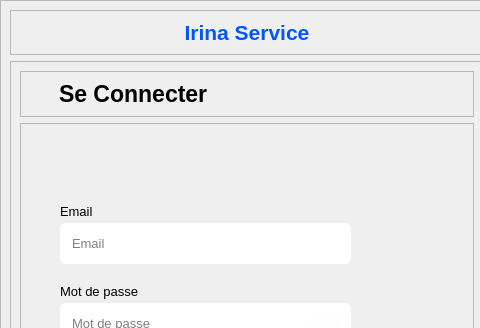
Old version of the form views/auth/auth_ui.ui in the repository ninohantonio/Store-Management; both pictures show x 0 to 480 and y 0 to 328 of the 987 by 596 pixel window.
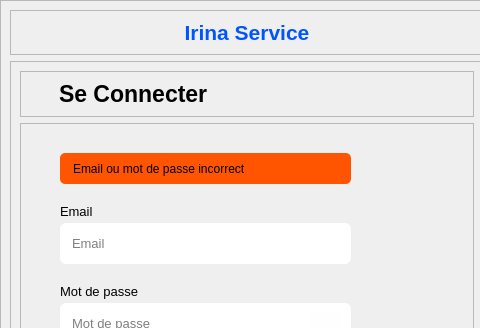
New version of the form. Icons and pictures are not drawn.

Commit message: auth control

```diff
--- a/views/auth/auth_ui.ui
+++ b/views/auth/auth_ui.ui
@@ -51,6 +51,12 @@
 #hide_password, #show_password{
 	background-color: #fefeff;
 	border: none;
+}
+
+#wrong_label{
+	background-color: rgb(255, 85, 0);
+	padding-left: 10px;
+	border-radius: 5px;
 }</string>
   </property>
   <layout class="QHBoxLayout" name="horizontalLayout">
@@ -308,6 +314,19 @@
               <normaloff>:/icons/icons/invisible.png</normaloff>:/icons/icons/invisible.png</iconset>
             </property>
            </widget>
+           <widget class="QLabel" name="wrong_label">
+            <property name="geometry">
+             <rect>
+              <x>40</x>
+              <y>30</y>
+              <width>291</width>
+              <height>31</height>
+             </rect>
+            </property>
+            <property name="text">
+             <string>Email ou mot de passe incorrect</string>
+            </property>
+           </widget>
            <zorder>email_label</zorder>
            <zorder>email</zorder>
            <zorder>password</zorder>
```
Left out of the diff: 1 changed line with no effect on the pictures. The commit also changes 10 other files.
